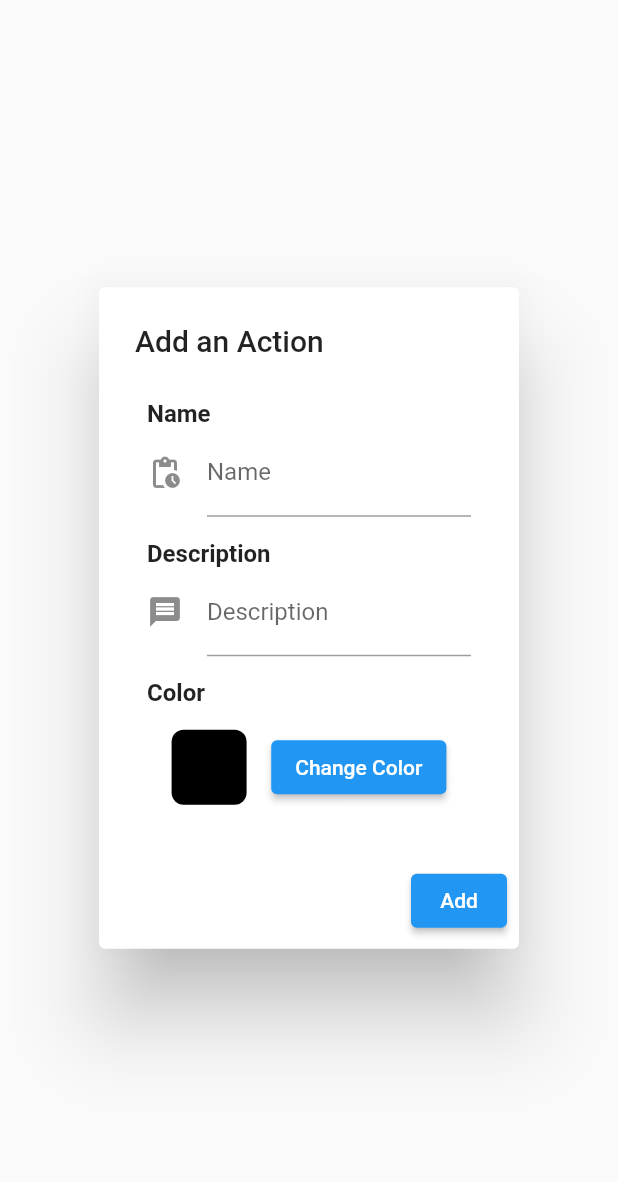
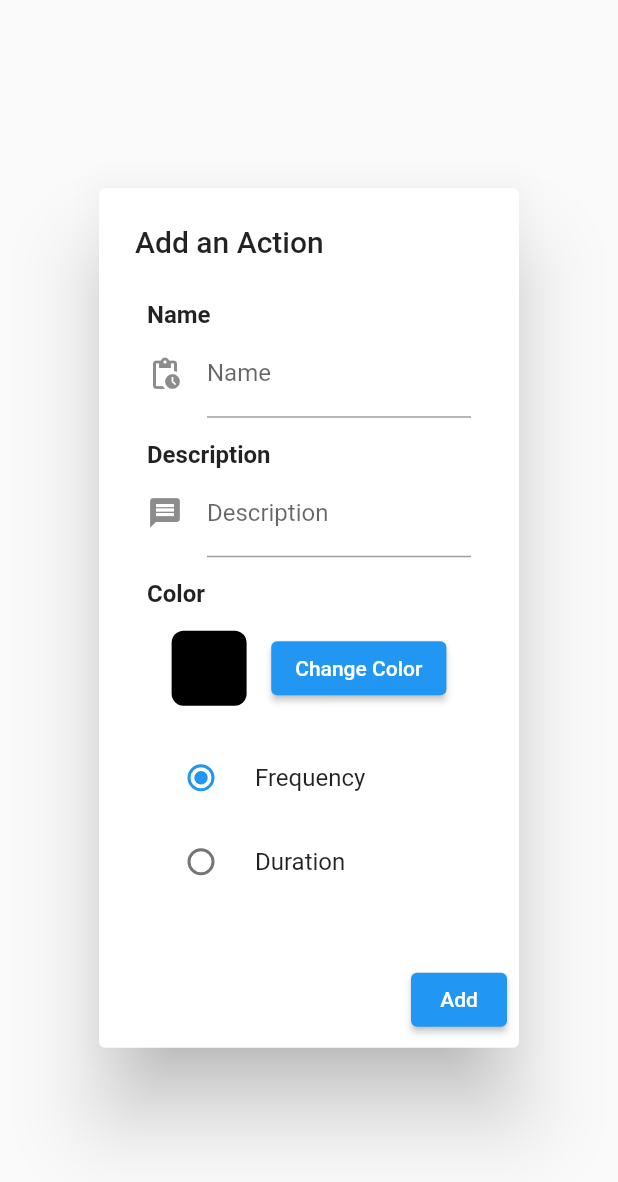
Before and after one commit to SecureAIAutonomyLab/baseline-camera-app, a Flutter app: the EditAction widget shown alone on an empty page, opened directly, on a phone screen of 412 x 824 dp. Shown: the top 1182 px of the screen. Run offline on Flutter 3.47's test engine with Material 2 defaults, Android fonts, the phone set to English and light mode, and no system bars; our stand-ins replace camera, device_info, flutter_bloc, flutter_colorpicker, gallery_saver, location and 1 more; missing offline and left inert: amplify_api, amplify_auth_cognito, amplify_datastore, amplify_flutter, amplify_storage_s3, json_store and 1 more.

Commit message:
Added frequency option to action

```diff
--- a/lib/actions/action_catalog.dart
+++ b/lib/actions/action_catalog.dart
@@ -235,7 +235,11 @@ class MyListItem extends StatelessWidget {
                 Expanded(
                   child: Text(item.name, style: textTheme),
                 ),
+                Text(item.actionType.toShortString(),
+                  style: TextStyle(fontSize: 13, color: Colors.black),
+                ),
                 const SizedBox(width: 24),
+
                 AddButton(item: item),
               ],
             ),
--- a/lib/actions/edit_action.dart
+++ b/lib/actions/edit_action.dart
@@ -9,6 +9,26 @@ import 'package:camera_app/models/catalog_model.dart';
 import 'package:flutter/cupertino.dart';
 import 'package:flutter/material.dart';
 import 'package:flutter_colorpicker/flutter_colorpicker.dart';
+
+
+enum ActionType {frequency, duration}
+
+extension ParseToString on ActionType {
+  String toShortString() {
+    final type = this.toString().split('.').last;
+    if (this == ActionType.duration)
+      return type.substring(0, 1).toUpperCase() + type.substring(1) + '   ';
+    else
+      return type.substring(0, 1).toUpperCase() + type.substring(1);
+  }
+
+  ActionType fromString(String s) {
+    if (s == 'ActionType.frequency')
+      return ActionType.frequency;
+    else
+      return ActionType.duration;
+  }
+}
 
 /// Stateful widget used to hold the dialog box because
 /// it must be updated
@@ -32,6 +52,8 @@ class EditActionState extends State<EditAction> {
   Item editingAction;
   String buttonText;
   String title;
+  // the type of action
+  ActionType actionType;
 
   /// constructor that checks if an item was passed in to modify
   EditActionState({this.editingAction}) {
@@ -39,9 +61,11 @@ class EditActionState extends State<EditAction> {
       nameController.text = editingAction.name;
       descriptionController.text = editingAction.description;
       pickerColor = editingAction.color;
+      actionType = editingAction.actionType;
       buttonText = "Done";
       title = "Editing an Action";
     } else {
+      actionType = ActionType.frequency;
       buttonText = "Add";
       title = "Add an Action";
     }
@@ -106,6 +130,31 @@ class EditActionState extends State<EditAction> {
                   )
                 ],
               ),
+              // Toggle a duration or a tap button
+              Padding(
+                padding: const EdgeInsets.only(top: 20),
+                child: Column(
+                  children: [
+                    RadioListTile(
+                      title: Text("Frequency"),
+                      value: ActionType.frequency,
+                      groupValue: actionType,
+                      onChanged: (ActionType value) {
+                        setState(() {actionType = value;});
+
+                      }
+                    ),
+                    RadioListTile(
+                        title: Text("Duration"),
+                        value: ActionType.duration,
+                        groupValue: actionType,
+                        onChanged: (ActionType value) {
+                          setState(() {actionType = value;});
+                        }
+                    )
+                  ],
+                ),
+              ),
             ],
           ),
         ),
@@ -119,13 +168,15 @@ class EditActionState extends State<EditAction> {
               final item = Item(
                   name: nameController.text,
                   color: pickerColor,
-                  description: descriptionController.text
+                  description: descriptionController.text,
+                  actionType: actionType,
               );
               // copy over values
               if (editingAction != null) {
                 editingAction.color = pickerColor;
                 editingAction.description = descriptionController.text;
                 editingAction.name = nameController.text;
+                editingAction.actionType = actionType;
               }
               // return the new item from the popup
               Navigator.pop(context, item);
--- a/pubspec.yaml
+++ b/pubspec.yaml
@@ -47,6 +47,7 @@ dependencies:
   provider: ^5.0.0
   flutter_colorpicker: ^0.4.0
   json_store: ^1.4.0
+  holding_gesture: ^1.1.0
 
 dev_dependencies:
   flutter_launcher_icons: "^0.8.0"
```
Also changed, not shown: lib/models/catalog_model.dart (+8 -2 lines), pubspec.lock.
